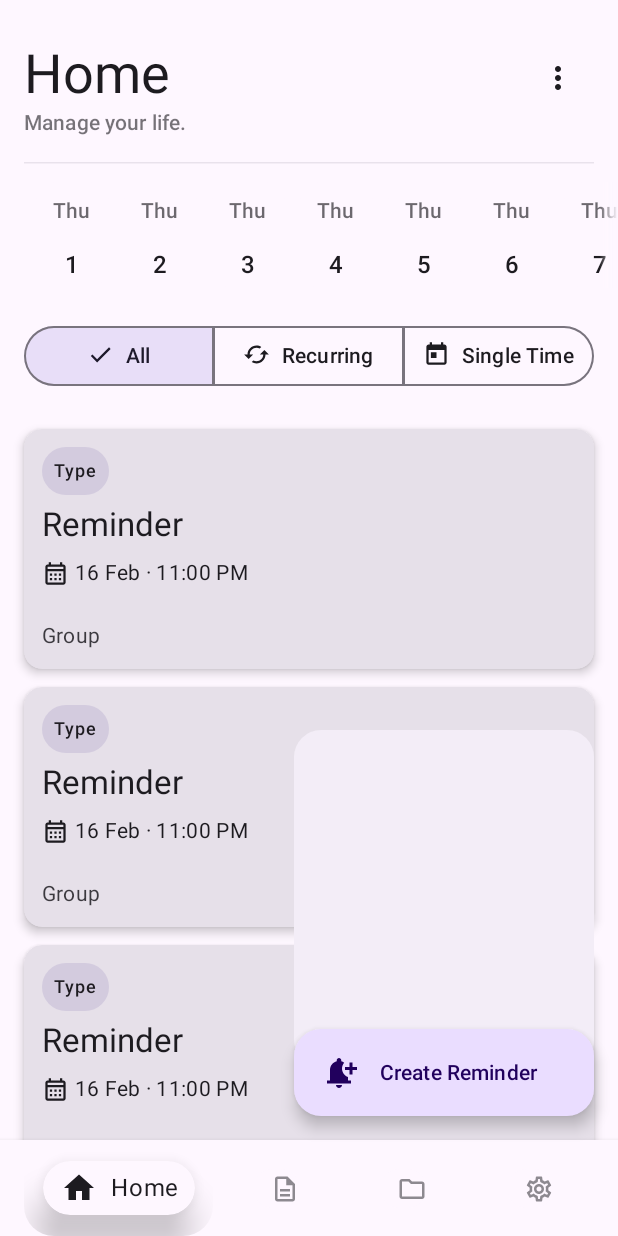
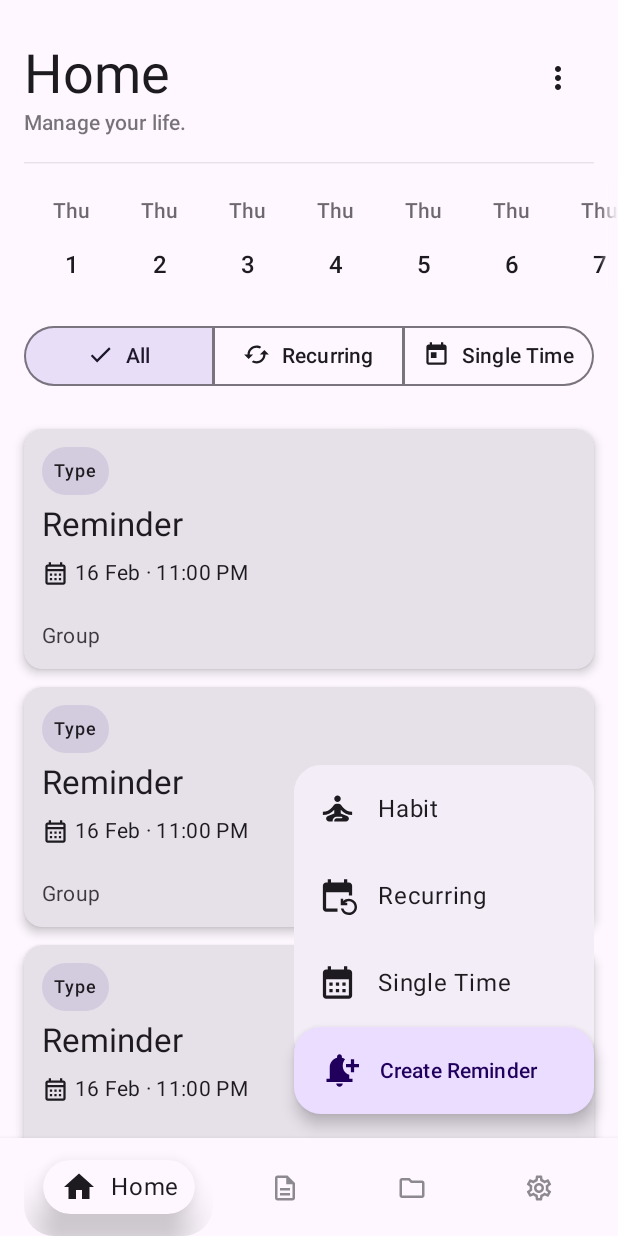
Before and after one commit to DavidL1023/Regimen, an Android app built with Jetpack Compose: the screen it shows after launch (MainActivity), after a tap on "Create Reminder", on a phone screen of 412 x 824 dp. Run offline under Robolectric (Android 15) with nearby library versions, the phone set to English and light mode, and no system bars.

Commit message:
UI for custom FAB is complete, looks so good!

```diff
--- a/app/src/main/java/app/regimen/MainScreen.kt
+++ b/app/src/main/java/app/regimen/MainScreen.kt
@@ -1,10 +1,12 @@
 package app.regimen
 
 import androidx.compose.animation.AnimatedVisibility
+import androidx.compose.animation.core.EaseIn
 import androidx.compose.animation.core.Spring
 import androidx.compose.animation.core.animateDpAsState
 import androidx.compose.animation.core.animateFloatAsState
 import androidx.compose.animation.core.spring
+import androidx.compose.animation.core.tween
 import androidx.compose.foundation.background
 import androidx.compose.foundation.clickable
 import androidx.compose.foundation.interaction.MutableInteractionSource
@@ -29,9 +31,12 @@ import androidx.compose.foundation.shape.CornerSize
 import androidx.compose.foundation.shape.RoundedCornerShape
 import androidx.compose.material.icons.Icons
 import androidx.compose.material.icons.filled.Add
+import androidx.compose.material.icons.filled.CalendarMonth
 import androidx.compose.material.icons.filled.CreateNewFolder
 import androidx.compose.material.icons.filled.Edit
+import androidx.compose.material.icons.filled.EventRepeat
 import androidx.compose.material.icons.filled.NotificationAdd
+import androidx.compose.material.icons.filled.SelfImprovement
 import androidx.compose.material.icons.outlined.CreateNewFolder
 import androidx.compose.material.icons.outlined.Edit
 import androidx.compose.material.icons.outlined.NotificationAdd
@@ -213,7 +218,7 @@ fun CustomFloatingActionButton(
     )
     val expandedFabHeight by animateDpAsState(
         targetValue = if (isExpanded) 58.dp else fabSize,
-        animationSpec = spring(dampingRatio = 3f)
+        animationSpec = spring(dampingRatio = 4f)
     )
 
     Column {
@@ -224,14 +229,17 @@ fun CustomFloatingActionButton(
                 .offset(y = (25).dp)
                 .size(
                     width = expandedFabWidth,
-                    height = (animateDpAsState(if (isExpanded) 225.dp else 0.dp, animationSpec = spring(dampingRatio = 3f))).value)
+                    height = (animateDpAsState(if (isExpanded) 200.dp else 0.dp, animationSpec = spring(dampingRatio = 4f))).value)
                 .background(
                     MaterialTheme.colorScheme.surfaceContainer,
                     shape = RoundedCornerShape(18.dp)
                 )
         ) {
-            // Customize the content of the expanded box as needed
+
+            // Customize the content of the expanded box
+            HomeScreenFabBox(isExpanded)
         }
+
 
         FloatingActionButton(
             onClick = {
@@ -251,19 +259,100 @@ fun CustomFloatingActionButton(
                 imageVector = fabIcon,
                 contentDescription = null,
                 modifier = Modifier
-                    .size(24.dp)
-                    .offset(x = animateDpAsState(if (isExpanded) -70.dp else 0.dp, animationSpec = spring(dampingRatio = 3f)).value)
+                    .size(26.dp)
+                    .offset(
+                        x = animateDpAsState(
+                            if (isExpanded) -70.dp else 0.dp,
+                            animationSpec = spring(dampingRatio = 3f)
+                        ).value)
             )
 
             Text(
                 text = "Create Reminder",
                 softWrap = false,
                 modifier = Modifier
-                    .offset(x = animateDpAsState(if (isExpanded) 10.dp else 50.dp, animationSpec = spring(dampingRatio = 3f)).value)
-                    .alpha(animateFloatAsState(if (isExpanded) 1f else 0f, animationSpec = spring(dampingRatio = 3f)).value)
+                    .offset(
+                        x = animateDpAsState(
+                            if (isExpanded) 10.dp else 50.dp,
+                            animationSpec = spring(dampingRatio = 3f)
+                        ).value)
+                    .alpha(
+                        animateFloatAsState(
+                            targetValue = if (isExpanded) 1f else 0f,
+                            animationSpec = tween(
+                                durationMillis = if (isExpanded) 400 else 100,
+                                delayMillis = if (isExpanded) 100 else 0,
+                                easing = EaseIn
+                            )
+                        ).value)
+            )
+        }
+    }
+}
+
+// A row for the Fab box
+@Composable
+fun RemindMeRow(icon: ImageVector, text: String, isExpanded: Boolean, onClick: () -> Unit, enterDelay: Int) {
+    Row(
+        horizontalArrangement = Arrangement.spacedBy(14.dp),
+        verticalAlignment = Alignment.CenterVertically,
+        modifier = Modifier
+            .clip(RoundedCornerShape(16.dp))
+            .clickable(onClick = onClick)
+            .padding(16.dp)
+            .fillMaxWidth()
+            .alpha(
+                animateFloatAsState(
+                    targetValue = if (isExpanded) 1f else 0f,
+                    animationSpec = tween(
+                        durationMillis = if (isExpanded) 400 else 100,
+                        delayMillis = if (isExpanded) enterDelay else 0,
+                        easing = EaseIn
+                    )
+                ).value
             )
 
-        }
+    ) {
+        Icon(
+            modifier = Modifier.size(26.dp),
+            imageVector = icon,
+            contentDescription = null,
+        )
+
+        Text(
+            text = text,
+            softWrap = false
+        )
+    }
+}
+
+// Expandable box for when fab is clicked on home screen
+@Composable
+fun HomeScreenFabBox(isExpanded: Boolean) {
+    Column {
+        RemindMeRow(
+            icon = Icons.Filled.SelfImprovement,
+            text = "Habit",
+            isExpanded = isExpanded,
+            onClick = {},
+            enterDelay = 500
+        )
+
+        RemindMeRow(
+            icon = Icons.Filled.EventRepeat,
+            text = "Recurring",
+            isExpanded = isExpanded,
+            onClick = {},
+            enterDelay = 350
+        )
+
+        RemindMeRow(
+            icon = Icons.Filled.CalendarMonth,
+            text = "Single Time",
+            isExpanded = isExpanded,
+            onClick = {},
+            enterDelay = 200
+        )
     }
 }
 
@@ -343,7 +432,7 @@ fun CustomNavBar(
         Modifier
             .shadow(5.dp)
             .background(color = MaterialTheme.colorScheme.surface)
-            .height(64.dp)
+            .height(65.dp)
             .fillMaxWidth()
             .padding(horizontal = 16.dp)
     ) {
--- a/app/src/main/java/app/regimen/screens/Groups.kt
+++ b/app/src/main/java/app/regimen/screens/Groups.kt
@@ -43,6 +43,7 @@ import androidx.compose.material.icons.filled.CheckCircle
 import androidx.compose.material.icons.filled.Circle
 import androidx.compose.material.icons.filled.Description
 import androidx.compose.material.icons.filled.Favorite
+import androidx.compose.material.icons.filled.FilterList
 import androidx.compose.material.icons.filled.HeartBroken
 import androidx.compose.material.icons.filled.KeyboardArrowDown
 import androidx.compose.material.icons.filled.MoreVert
@@ -209,12 +210,16 @@ fun toggleableTextButton() : Boolean {
 
     TextButton(
         modifier = Modifier
-            .padding(start = 8.dp),
+            .padding(start = 12.dp),
         onClick = {
             isClicked = !isClicked
 
         }
     ) {
+        Icon(
+            imageVector = Icons.Default.FilterList,
+            contentDescription = null,
+        )
         Spacer(Modifier.size(ButtonDefaults.IconSpacing))
         Text(
             text = "Select Group",
--- a/app/src/main/java/app/regimen/screens/Pages.kt
+++ b/app/src/main/java/app/regimen/screens/Pages.kt
@@ -22,6 +22,7 @@ import androidx.compose.foundation.lazy.staggeredgrid.LazyVerticalStaggeredGrid
 import androidx.compose.foundation.lazy.staggeredgrid.StaggeredGridCells
 import androidx.compose.foundation.shape.RoundedCornerShape
 import androidx.compose.material.icons.Icons
+import androidx.compose.material.icons.automirrored.filled.Sort
 import androidx.compose.material.icons.filled.ArrowDropDown
 import androidx.compose.material.icons.filled.Close
 import androidx.compose.material.icons.filled.Favorite
@@ -146,7 +147,7 @@ fun SortExpandable() {
             label = { Text(text = "Sort by") },
             leadingIcon = {
                 Icon(
-                    imageVector = Icons.Default.Sort,
+                    imageVector = Icons.AutoMirrored.Filled.Sort,
                     contentDescription = null
                 )
             },
```
